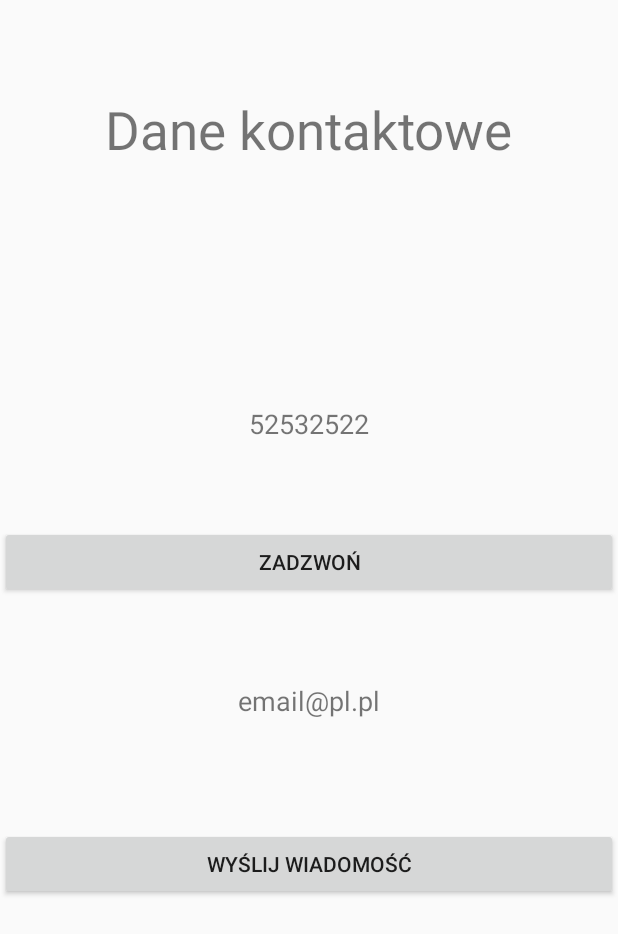
After one commit to AlicjaJagoda/AplikacjaWspomagajaca, an Android app: the layout activity_dane_kontaktowe.xml on its own in the app's theme, with its tools: preview values and no code run, on a phone screen of 412 x 824 dp. The commit adds this screen. Shown: the top 934 px of the screen. Run offline under Robolectric (Android 15) with nearby library versions, the phone set to English and light mode, and no system bars.

Commit message:
Dodanie wysylania wiadomosci email oraz dzwonienia z ramienia aplikacji

```diff
--- a/app/src/main/AndroidManifest.xml
+++ b/app/src/main/AndroidManifest.xml
@@ -6,6 +6,8 @@
 
     <uses-permission android:name="android.permission.CAMERA" />
 
+   <uses-permission android:name="android.permission.CALL_PHONE" />
+
     <application
         android:allowBackup="true"
         android:icon="@mipmap/ic_launcher"
@@ -13,7 +15,8 @@
         android:roundIcon="@mipmap/ic_launcher_round"
         android:supportsRtl="true"
         android:theme="@style/AppTheme">
-        <activity android:name=".SkanowanieSalaActivity1"></activity>
+        <activity android:name=".daneKontaktoweActivity"></activity>
+        <activity android:name=".SkanowanieSalaActivity1" />
         <activity android:name=".SkanowanieActivity" />
         <activity android:name=".MainActivity">
             <intent-filter>
--- a/app/src/main/java/com/example/aplikacjawspomagajaca/SkanowanieSalaActivity1.java
+++ b/app/src/main/java/com/example/aplikacjawspomagajaca/SkanowanieSalaActivity1.java
@@ -49,7 +49,6 @@ public class SkanowanieSalaActivity1 extends AppCompatActivity {
                         if(znacznik.equals("SUZ_")){
                             String URL=qrCode.substring(4);
                         Toast.makeText(getApplicationContext(), URL, Toast.LENGTH_SHORT).show();
-                        //Log.i(MainActivity.class.getSimpleName(), "QR Code Found: " + qrCode);
                         startActivity(new Intent(Intent.ACTION_VIEW, Uri.parse(URL)));
                     }else if(znacznik.equals("NUZ_")) {
                             Toast.makeText(getApplicationContext(), "Wykryto kod nauczyciela, można przejść do skanowania kodu nauczyciela klikając guzik poniżej", Toast.LENGTH_LONG).show();
@@ -69,7 +68,7 @@ public class SkanowanieSalaActivity1 extends AppCompatActivity {
                 ProcessCameraProvider cameraProvider = cameraProviderFuture.get();
                 bindCameraPreview(cameraProvider);
             } catch (ExecutionException | InterruptedException e) {
-                Toast.makeText(this, "Error starting camera " + e.getMessage(), Toast.LENGTH_SHORT).show();
+                Toast.makeText(this, "Błąd przy uruchomieniu kamery " + e.getMessage(), Toast.LENGTH_SHORT).show();
             }
         }, ContextCompat.getMainExecutor(this));
     }
--- /dev/null
+++ b/app/src/main/res/layout/activity_dane_kontaktowe.xml
@@ -0,0 +1,64 @@
+<?xml version="1.0" encoding="utf-8"?>
+<androidx.constraintlayout.widget.ConstraintLayout xmlns:android="http://schemas.android.com/apk/res/android"
+    xmlns:app="http://schemas.android.com/apk/res-auto"
+    xmlns:tools="http://schemas.android.com/tools"
+    android:layout_width="match_parent"
+    android:layout_height="match_parent"
+    tools:context=".daneKontaktoweActivity">
+
+
+    <TextView
+        android:id="@+id/emailText"
+        android:layout_width="wrap_content"
+        android:layout_height="wrap_content"
+        android:text="email@pl.pl"
+        android:textSize="18sp"
+        app:layout_constraintBottom_toBottomOf="parent"
+        app:layout_constraintEnd_toEndOf="parent"
+        app:layout_constraintStart_toStartOf="parent"
+        app:layout_constraintTop_toBottomOf="@+id/daneKontText" />
+
+    <TextView
+        android:id="@+id/nrTelText"
+        android:layout_width="wrap_content"
+        android:layout_height="wrap_content"
+        android:text="52532522"
+        android:textSize="18sp"
+        app:layout_constraintBottom_toTopOf="@+id/emailText"
+        app:layout_constraintEnd_toEndOf="parent"
+        app:layout_constraintStart_toStartOf="parent"
+        app:layout_constraintTop_toBottomOf="@+id/daneKontText" />
+
+    <TextView
+        android:id="@+id/daneKontText"
+        android:layout_width="wrap_content"
+        android:layout_height="wrap_content"
+        android:text="Dane kontaktowe"
+        android:textSize="35sp"
+        app:layout_constraintBottom_toBottomOf="parent"
+        app:layout_constraintEnd_toEndOf="parent"
+        app:layout_constraintStart_toStartOf="parent"
+        app:layout_constraintTop_toTopOf="parent"
+        app:layout_constraintVertical_bias="0.081" />
+
+    <Button
+        android:id="@+id/wybierzNrBtn"
+        android:layout_width="match_parent"
+        android:layout_height="wrap_content"
+        android:text="Zadzwoń"
+        app:layout_constraintBottom_toTopOf="@+id/emailText"
+        app:layout_constraintEnd_toEndOf="parent"
+        app:layout_constraintStart_toStartOf="parent"
+        app:layout_constraintTop_toBottomOf="@+id/nrTelText" />
+
+    <Button
+        android:id="@+id/wyslijEmailBtn"
+        android:layout_width="0dp"
+        android:layout_height="wrap_content"
+        android:text="Wyślij wiadomość"
+        app:layout_constraintBottom_toBottomOf="parent"
+        app:layout_constraintEnd_toEndOf="parent"
+        app:layout_constraintStart_toStartOf="parent"
+        app:layout_constraintTop_toBottomOf="@+id/emailText"
+        app:layout_constraintVertical_bias="0.244" />
+</androidx.constraintlayout.widget.ConstraintLayout>
```
Also changed, not shown: app/src/main/java/com/example/aplikacjawspomagajaca/SkanowanieActivity.java (+23 -6 lines), app/src/main/java/com/example/aplikacjawspomagajaca/daneKontaktoweActivity.java (added, +69 -0 lines), app/src/main/res/layout/activity_skanowanie.xml (+9 -0 lines).
